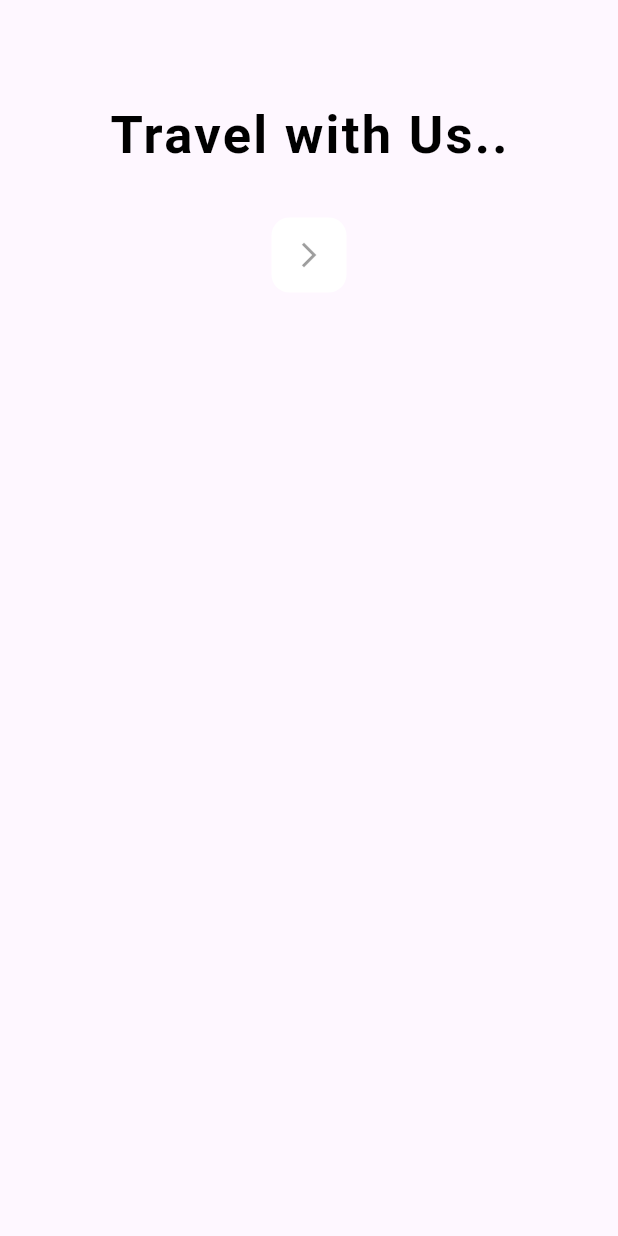
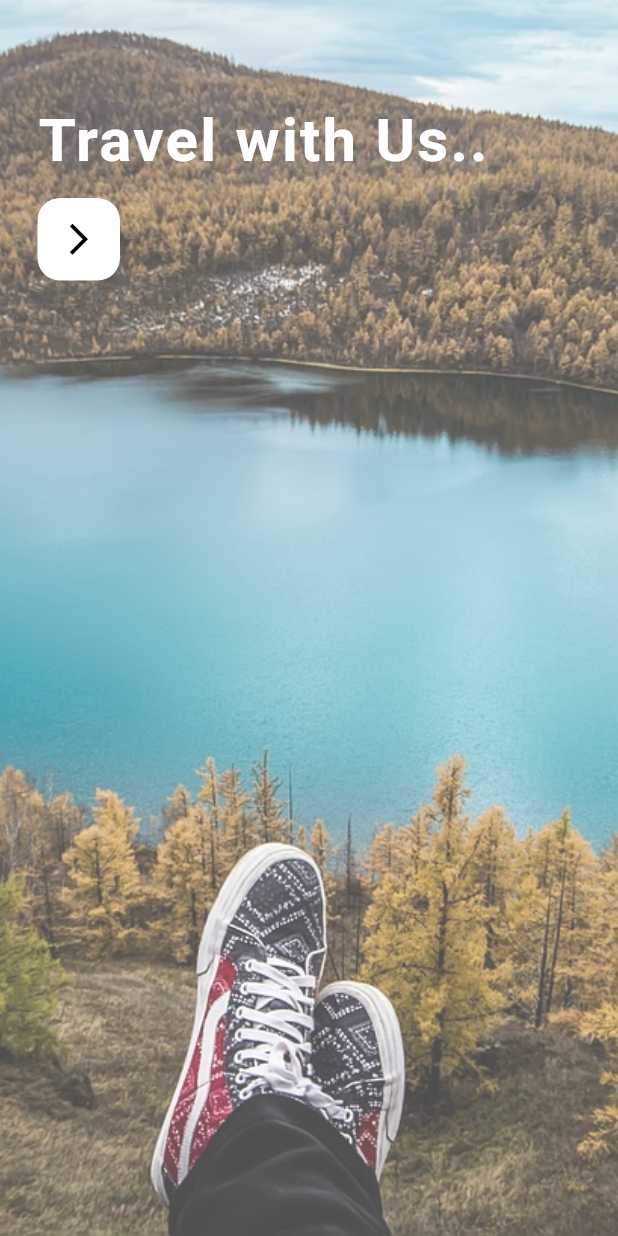
Before and after one commit to itsmedona/travel_partner, a Flutter app: the screen it shows after launch, on a phone screen of 412 x 824 dp. Run offline on Flutter 3.47's test engine with Material 3 defaults, Android fonts, the phone set to English and light mode, and no system bars; our stand-ins replace curved_labeled_navigation_bar.

Commit message:
pages updated

```diff
--- a/lib/main.dart
+++ b/lib/main.dart
@@ -1,4 +1,5 @@
 import 'package:flutter/material.dart';
+import 'package:flutter/services.dart';
 import 'package:travel_partner/view/SplashScreen/SplashScreen.dart';
 
 void main() {
@@ -16,13 +17,14 @@ class _TravelAppState extends State<TravelApp> {
   @override
   void initState() {
     super.initState();
+    SystemChrome.setEnabledSystemUIMode(SystemUiMode.immersive);
   }
-@override
+
+  @override
   Widget build(BuildContext context) {
     return MaterialApp(
-      debugShowCheckedModeBanner: false,
-      theme: ThemeData(scaffoldBackgroundColor:Colors.white),
-      home: MySplash()
-      );
+        debugShowCheckedModeBanner: false,
+        theme: ThemeData(scaffoldBackgroundColor: Colors.white),
+        home: MySplash());
   }
 }
--- a/lib/view/SplashScreen/SplashScreen.dart
+++ b/lib/view/SplashScreen/SplashScreen.dart
@@ -1,45 +1,62 @@
-import 'dart:async';
 import 'package:flutter/material.dart';
-import 'package:travel_partner/view/WelcomePage/WelcomePage.dart';
+import 'package:travel_partner/view/HomePage/HomePage.dart';
+import 'package:travel_partner/view/MyHomePage/MyHomePage.dart';
 
-class MySplash extends StatefulWidget {
+class MySplash extends StatelessWidget {
   const MySplash({super.key});
 
   @override
-  State<MySplash> createState() => _MySplashState();
-}
-
-class _MySplashState extends State<MySplash> {
-  @override
-  void initState() {
-    Timer(Duration(seconds: 4), () {
-      Navigator.pushReplacement(
-          context, MaterialPageRoute(builder: (context) => WelcomePage()));
-    });
-    // TODO: implement initState
-    super.initState();
-  }
-
-  @override
   Widget build(BuildContext context) {
-    return Scaffold(
-      backgroundColor: Color(0xFFEDF2F6),
-      body: Column(children: [
-        SafeArea(
-          child: Padding(
-            padding: EdgeInsets.symmetric(),
-            child: Container(
-              decoration: BoxDecoration(
-                image: DecorationImage(
-                  image: AssetImage("assets/images/travelAroundGlobe.png"),
-                  fit: BoxFit.cover,
-                  //opacity: 0.7
-                ),
+    return Container(
+        decoration: BoxDecoration(
+          image: DecorationImage(
+              image: AssetImage("assets/images/trvel.png"),
+              fit: BoxFit.cover,
+              opacity: 0.7),
+        ),
+        child: Material(
+          color: Colors.transparent,
+          child: SafeArea(
+            child: Padding(
+              padding: EdgeInsets.symmetric(vertical: 65, horizontal: 25),
+              child: Column(
+                crossAxisAlignment: CrossAxisAlignment.start,
+                children: [
+                  Text(
+                    "Travel with Us..",
+                    style: TextStyle(
+                      color: Colors.white,
+                      fontSize: 40,
+                      fontWeight: FontWeight.bold,
+                      letterSpacing: 1.5,
+                    ),
+                  ),
+                  SizedBox(height: 10),
+                  InkWell(
+                    onTap: () {
+                      Navigator.push(
+                          context,
+                          MaterialPageRoute(
+                            builder: (context) => HomePage(),
+                          ));
+                    },
+                    child: Ink(
+                      padding: EdgeInsets.all(15),
+                      decoration: BoxDecoration(
+                        color: Colors.white,
+                        borderRadius: BorderRadius.circular(15),
+                      ),
+                      child: Icon(
+                        Icons.arrow_forward_ios_outlined,
+                        color: Colors.black,
+                        size: 25,
+                      ),
+                    ),
+                  )
+                ],
               ),
             ),
           ),
-        ),
-      ]),
-    );
+        ));
   }
 }
--- a/pubspec.yaml
+++ b/pubspec.yaml
@@ -62,6 +62,7 @@ flutter:
   # To add assets to your application, add an assets section, like this:
   assets:
      - assets/images/
+
   #   - images/a_dot_ham.jpeg
 
   # An image asset can refer to one or more resolution-specific "variants", see
--- a/utils/ColorConstant/ColorConstant.dart
+++ b/utils/ColorConstant/ColorConstant.dart
@@ -1,7 +1,7 @@
 import 'package:flutter/material.dart';
 
 class ColorConstant {
-  static Color scfldbgColor = Color(0xFFEDF2F6);
+  static Color scfldbgColor = Colors.white;
   static Color backGroundColor1 = Color(0xff25242A);
   static Color backGroundColor2 = Color(0xff24242E);
   static Color navColor = Color(0xff313342);
```
Also changed, not shown: lib/view/HomeAppBar/HomeAppBar.dart (+37 -7 lines), lib/view/HomePage/HomePage.dart (added, +84 -0 lines).
